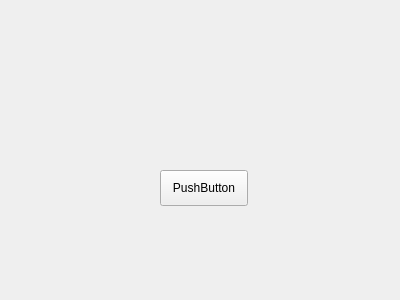
Above: mainwindow.ui from bearbattle/NeteaseClient before the change. Below: the same form after it.
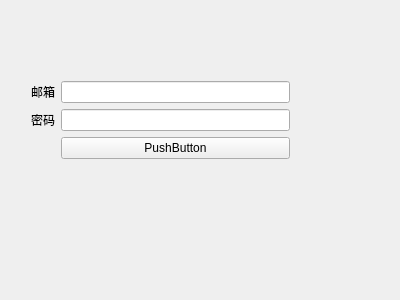
That is the form after the change.

```diff
--- a/mainwindow.ui
+++ b/mainwindow.ui
@@ -14,18 +14,48 @@
    <string>MainWindow</string>
   </property>
   <widget class="QWidget" name="centralWidget">
-   <widget class="QPushButton" name="pushButton">
+   <widget class="QWidget" name="formLayoutWidget">
     <property name="geometry">
      <rect>
-      <x>160</x>
-      <y>170</y>
-      <width>88</width>
-      <height>36</height>
+      <x>20</x>
+      <y>70</y>
+      <width>281</width>
+      <height>139</height>
      </rect>
     </property>
-    <property name="text">
-     <string>PushButton</string>
-    </property>
+    <layout class="QFormLayout" name="formLayout">
+     <item row="1" column="1">
+      <widget class="QLineEdit" name="tb_Email"/>
+     </item>
+     <item row="2" column="1">
+      <widget class="QLineEdit" name="tb_Password">
+       <property name="echoMode">
+        <enum>QLineEdit::Password</enum>
+       </property>
+      </widget>
+     </item>
+     <item row="2" column="0">
+      <widget class="QLabel" name="label">
+       <property name="text">
+        <string>密码</string>
+       </property>
+      </widget>
+     </item>
+     <item row="3" column="1">
+      <widget class="QPushButton" name="pushButton">
+       <property name="text">
+        <string>PushButton</string>
+       </property>
+      </widget>
+     </item>
+     <item row="1" column="0">
+      <widget class="QLabel" name="label_2">
+       <property name="text">
+        <string>邮箱</string>
+       </property>
+      </widget>
+     </item>
+    </layout>
    </widget>
   </widget>
  </widget>
```
Left out of the diff: 2 changed lines with no effect on the pictures.
